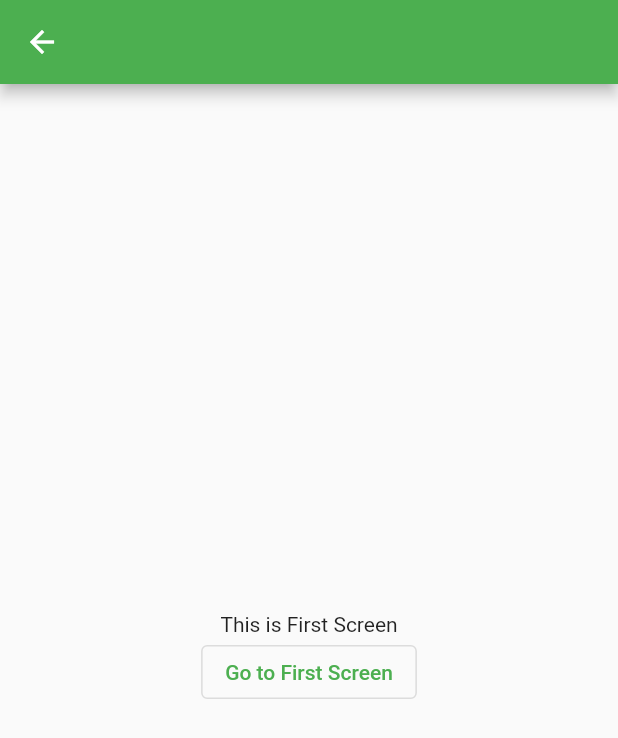
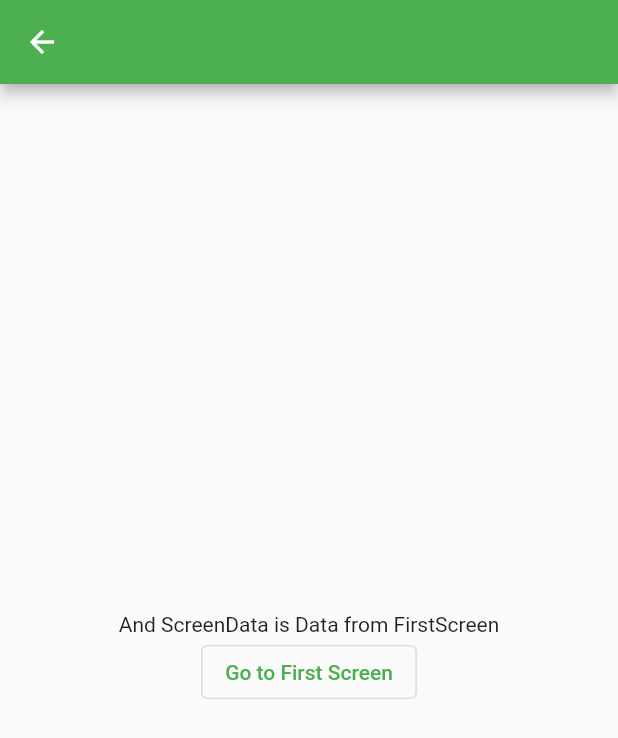
Before and after one commit to silverflow/flutter_study, a Flutter app: the screen it shows after launch, after a tap on "Go to Second Screen", on a phone screen of 412 x 824 dp. Shown: the top 738 px of the screen. Run offline on Flutter 3.47's test engine with Material 2 defaults, Android fonts, the phone set to English and light mode, and no system bars.

Commit message:
다른 화면으로 데이터 전달하기

```diff
--- a/flutter_basic_01/lib/screens/first_screen.dart
+++ b/flutter_basic_01/lib/screens/first_screen.dart
@@ -14,8 +14,13 @@ class FirstScreen extends StatelessWidget {
             Text('This is First Screen'),
             ElevatedButton(
                 onPressed: () {
-                  Navigator.of(context).push(MaterialPageRoute(
-                      builder: (BuildContext context) => SecondScreen()));
+                  Navigator.of(context).push(
+                    MaterialPageRoute(
+                      builder: (BuildContext context) => SecondScreen(
+                        screenData: 'Data from FirstScreen',
+                      ),
+                    ),
+                  );
                 },
                 child: Text('Go to Second Screen'))
           ],
--- a/flutter_basic_01/lib/screens/second_screen.dart
+++ b/flutter_basic_01/lib/screens/second_screen.dart
@@ -2,6 +2,8 @@
 import 'package:flutter/material.dart';
 
 class SecondScreen extends StatelessWidget {
+  final String screenData;
+  SecondScreen({required this.screenData});
   @override
   Widget build(BuildContext context) {
     return Scaffold(
@@ -10,7 +12,7 @@ class SecondScreen extends StatelessWidget {
             child: Column(
           mainAxisAlignment: MainAxisAlignment.center,
           children: [
-            Text('This is First Screen'),
+            Text('And ScreenData is ' + screenData),
             OutlinedButton(
                 onPressed: () {
                   Navigator.of(context).pop();
```
